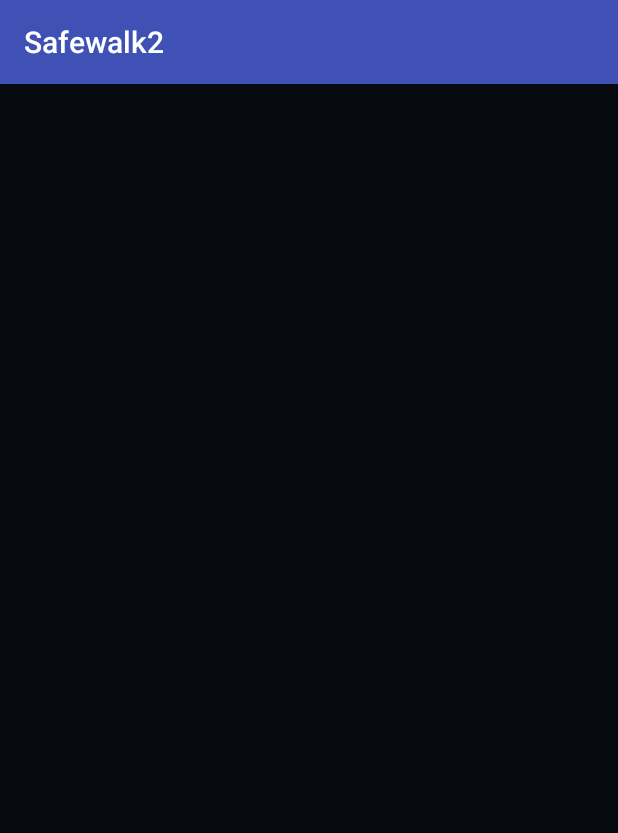
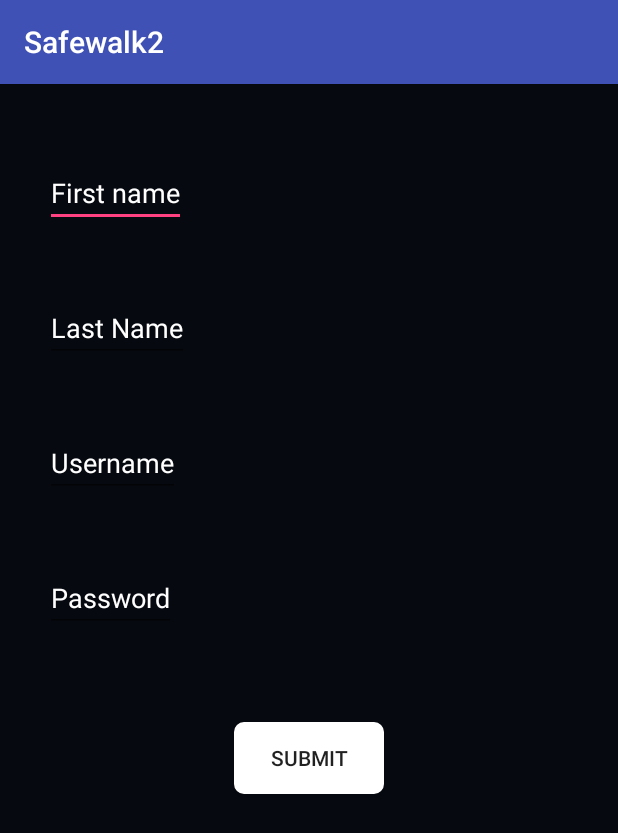
Before and after one commit to joeconstan/Safewalk3, an Android app: the Register screen opened directly, with no data from a screen before it, on a phone screen of 412 x 824 dp. Shown: the top 833 px of the screen. Run offline under Robolectric (Android 15) with nearby library versions, the phone set to English and light mode, and no system bars.

Commit message:
progress.4

```diff
--- a/app/src/main/java/com/example/joseph/safewalk2/Register.java
+++ b/app/src/main/java/com/example/joseph/safewalk2/Register.java
@@ -1,8 +1,13 @@
 package com.example.joseph.safewalk2;
 
 
+import android.content.Context;
+import android.content.Intent;
 import android.os.Bundle;
 import android.support.v7.app.AppCompatActivity;
+import android.view.View;
+import android.widget.Button;
+import android.widget.Toast;
 
 public class Register extends AppCompatActivity{
 
@@ -10,6 +15,22 @@ public class Register extends AppCompatActivity{
         super.onCreate(savedInstanceState);
         setContentView(R.layout.register);
 
+        Button submitButton = (Button) findViewById(R.id.submitButton);
+
+        submitButton.setOnClickListener(new View.OnClickListener() {
+            @Override
+            public void onClick(View v) {
+                //register them first
+                Intent in1 = new Intent(v.getContext(), MainActivity.class); //orrr??
+                startActivity(in1);
+                Context context = getApplicationContext();
+                CharSequence text = "Account Created!";
+                int duration = Toast.LENGTH_SHORT;
+                Toast toast = Toast.makeText(context, text, duration);
+                toast.show();
+
+            }
+        });
 
     }
 
--- a/app/src/main/res/layout/register.xml
+++ b/app/src/main/res/layout/register.xml
@@ -6,7 +6,69 @@
     >
 
 
+    <Button
+        android:layout_width="100sp"
+        android:layout_height="wrap_content"
+        android:background="@drawable/buttons"
+        android:text="Submit"
+        android:layout_marginTop="425sp"
+        android:layout_centerHorizontal="true"
+        android:id="@+id/submitButton"
+        />
 
+
+
+
+    <EditText
+        android:layout_width="wrap_content"
+        android:layout_height="wrap_content"
+        android:hint="First name"
+        android:textColorHint="#FFFFFF"
+        android:textColor="#FFFFFF"
+        android:id="@+id/firstNameRegister"
+        android:layout_marginTop="50sp"
+        android:layout_marginLeft="30sp"
+        />
+    <EditText
+        android:layout_width="wrap_content"
+        android:layout_height="wrap_content"
+        android:hint="Last Name"
+        android:textColorHint="#FFFFFF"
+        android:textColor="#FFFFFF"
+        android:id="@+id/lastNameRegister"
+        android:layout_marginTop="140sp"
+        android:layout_marginLeft="30sp"
+
+        />
+
+
+
+
+    <EditText
+        android:layout_width="wrap_content"
+        android:layout_height="wrap_content"
+        android:hint="Username"
+        android:textColorHint="#FFFFFF"
+        android:textColor="#FFFFFF"
+        android:id="@+id/usernameRegister"
+        android:layout_marginTop="230sp"
+        android:layout_marginLeft="30sp"
+
+        />
+
+
+
+    <EditText
+        android:layout_width="wrap_content"
+        android:layout_height="wrap_content"
+        android:hint="Password"
+        android:textColorHint="#FFFFFF"
+        android:textColor="#FFFFFF"
+        android:id="@+id/passwordRegister"
+        android:layout_marginTop="320sp"
+        android:layout_marginLeft="30sp"
+
+        />
 
 
 
```
